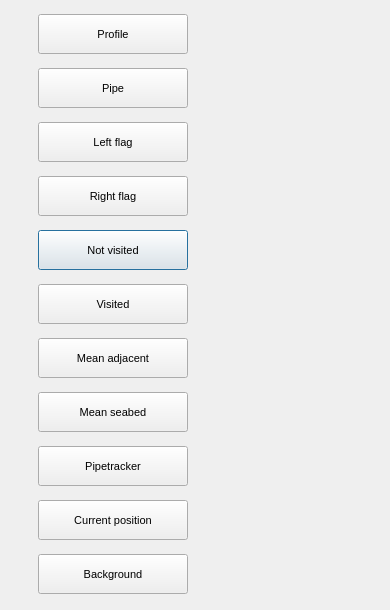
This is project/_ui/_UI_Options.ui in AlexKayurin/JustPipe as Qt 5 draws it before an edit. The edited form follows.
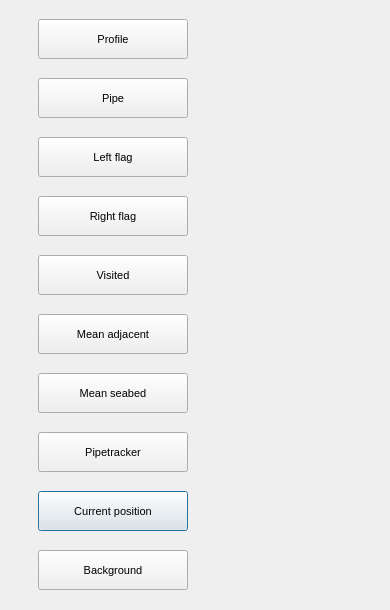
This is the edited form.

Commit message: justPipe on MVP pattern v3; 12/08/2026 All working well; need DV option added and Manual & License update

Diff of the .ui file:
```diff
--- a/project/_ui/_UI_Options.ui
+++ b/project/_ui/_UI_Options.ui
@@ -58,8 +58,43 @@
     <property name="spacing">
      <number>10</number>
     </property>
+    <item row="8" column="0">
+     <widget class="QPushButton" name="b_CurrentProf">
+      <property name="minimumSize">
+       <size>
+        <width>150</width>
+        <height>40</height>
+       </size>
+      </property>
+      <property name="maximumSize">
+       <size>
+        <width>150</width>
+        <height>40</height>
+       </size>
+      </property>
+      <property name="text">
+       <string>Current position</string>
+      </property>
+     </widget>
+    </item>
+    <item row="8" column="1">
+     <widget class="QWidget" name="w_CurrentProf" native="true">
+      <property name="minimumSize">
+       <size>
+        <width>120</width>
+        <height>30</height>
+       </size>
+      </property>
+      <property name="maximumSize">
+       <size>
+        <width>120</width>
+        <height>30</height>
+       </size>
+      </property>
+     </widget>
+    </item>
     <item row="4" column="0">
-     <widget class="QPushButton" name="b_NotVis">
+     <widget class="QPushButton" name="b_Vis">
       <property name="minimumSize">
        <size>
         <width>150</width>
@@ -73,39 +108,26 @@
        </size>
       </property>
       <property name="text">
-       <string>Not visited</string>
+       <string>Visited</string>
       </property>
      </widget>
     </item>
-    <item row="10" column="1">
-     <widget class="QWidget" name="w_Background" native="true">
+    <item row="5" column="0">
+     <widget class="QPushButton" name="b_MADJ">
       <property name="minimumSize">
        <size>
-        <width>120</width>
-        <height>30</height>
+        <width>150</width>
+        <height>40</height>
        </size>
       </property>
       <property name="maximumSize">
        <size>
-        <width>120</width>
-        <height>30</height>
+        <width>150</width>
+        <height>40</height>
        </size>
       </property>
-     </widget>
-    </item>
-    <item row="6" column="1">
-     <widget class="QWidget" name="w_MADJ" native="true">
-      <property name="minimumSize">
-       <size>
-        <width>120</width>
-        <height>30</height>
-       </size>
-      </property>
-      <property name="maximumSize">
-       <size>
-        <width>120</width>
-        <height>30</height>
-       </size>
+      <property name="text">
+       <string>Mean adjacent</string>
       </property>
      </widget>
     </item>
@@ -144,8 +166,8 @@
       </property>
      </widget>
     </item>
-    <item row="5" column="1">
-     <widget class="QWidget" name="w_Vis" native="true">
+    <item row="6" column="1">
+     <widget class="QWidget" name="w_MSBL" native="true">
       <property name="minimumSize">
        <size>
         <width>120</width>
@@ -160,45 +182,23 @@
       </property>
      </widget>
     </item>
-    <item row="5" column="0">
-     <widget class="QPushButton" name="b_Vis">
+    <item row="9" column="1">
+     <widget class="QWidget" name="w_Background" native="true">
       <property name="minimumSize">
        <size>
-        <width>150</width>
-        <height>40</height>
+        <width>120</width>
+        <height>30</height>
        </size>
       </property>
       <property name="maximumSize">
        <size>
-        <width>150</width>
-        <height>40</height>
+        <width>120</width>
+        <height>30</height>
        </size>
       </property>
-      <property name="text">
-       <string>Visited</string>
-      </property>
      </widget>
     </item>
-    <item row="8" column="0">
-     <widget class="QPushButton" name="b_Pipetracker">
-      <property name="minimumSize">
-       <size>
-        <width>150</width>
-        <height>40</height>
-       </size>
-      </property>
-      <property name="maximumSize">
-       <size>
-        <width>150</width>
-        <height>40</height>
-       </size>
-      </property>
-      <property name="text">
-       <string>Pipetracker</string>
-      </property>
-     </widget>
-    </item>
-    <item row="10" column="0">
+    <item row="9" column="0">
      <widget class="QPushButton" name="b_Background">
       <property name="minimumSize">
        <size>
@@ -217,23 +217,20 @@
       </property>
      </widget>
     </item>
-    <item row="6" column="0">
-     <widget class="QPushButton" name="b_MADJ">
+    <item row="2" column="1">
+     <widget class="QWidget" name="w_LeftM" native="true">
       <property name="minimumSize">
        <size>
-        <width>150</width>
-        <height>40</height>
+        <width>120</width>
+        <height>30</height>
        </size>
       </property>
       <property name="maximumSize">
        <size>
-        <width>150</width>
-        <height>40</height>
+        <width>120</width>
+        <height>30</height>
        </size>
       </property>
-      <property name="text">
-       <string>Mean adjacent</string>
-      </property>
      </widget>
     </item>
     <item row="3" column="0">
@@ -255,6 +252,22 @@
       </property>
      </widget>
     </item>
+    <item row="4" column="1">
+     <widget class="QWidget" name="w_Vis" native="true">
+      <property name="minimumSize">
+       <size>
+        <width>120</width>
+        <height>30</height>
+       </size>
+      </property>
+      <property name="maximumSize">
+       <size>
+        <width>120</width>
+        <height>30</height>
+       </size>
+      </property>
+     </widget>
+    </item>
     <item row="0" column="0">
      <widget class="QPushButton" name="b_Profile">
       <property name="minimumSize">
@@ -279,42 +292,90 @@
       </property>
      </widget>
     </item>
-    <item row="9" column="0">
-     <widget class="QPushButton" name="b_CurrentProf">
-      <property name="minimumSize">
-       <size>
-        <width>150</width>
-        <height>40</height>
-       </size>
-      </property>
-      <property name="maximumSize">
-       <size>
-        <width>150</width>
-        <height>40</height>
-       </size>
-      </property>
-      <property name="text">
-       <string>Current position</string>
-      </property>
-     </widget>
-    </item>
-    <item row="9" column="1">
-     <widget class="QWidget" name="w_CurrentProf" native="true">
-      <property name="minimumSize">
-       <size>
-        <width>120</width>
-        <height>30</height>
-       </size>
-      </property>
-      <property name="maximumSize">
-       <size>
-        <width>120</width>
-        <height>30</height>
-       </size>
-      </property>
-     </widget>
-    </item>
     <item row="7" column="0">
+     <widget class="QPushButton" name="b_Pipetracker">
+      <property name="minimumSize">
+       <size>
+        <width>150</width>
+        <height>40</height>
+       </size>
+      </property>
+      <property name="maximumSize">
+       <size>
+        <width>150</width>
+        <height>40</height>
+       </size>
+      </property>
+      <property name="text">
+       <string>Pipetracker</string>
+      </property>
+     </widget>
+    </item>
+    <item row="3" column="1">
+     <widget class="QWidget" name="w_RightM" native="true">
+      <property name="minimumSize">
+       <size>
+        <width>120</width>
+        <height>30</height>
+       </size>
+      </property>
+      <property name="maximumSize">
+       <size>
+        <width>120</width>
+        <height>30</height>
+       </size>
+      </property>
+     </widget>
+    </item>
+    <item row="7" column="1">
+     <widget class="QWidget" name="w_Pipetracker" native="true">
+      <property name="minimumSize">
+       <size>
+        <width>120</width>
+        <height>30</height>
+       </size>
+      </property>
+      <property name="maximumSize">
+       <size>
+        <width>120</width>
+        <height>30</height>
+       </size>
+      </property>
+     </widget>
+    </item>
+    <item row="5" column="1">
+     <widget class="QWidget" name="w_MADJ" native="true">
+      <property name="minimumSize">
+       <size>
+        <width>120</width>
+        <height>30</height>
+       </size>
+      </property>
+      <property name="maximumSize">
+       <size>
+        <width>120</width>
+        <height>30</height>
+       </size>
+      </property>
+     </widget>
+    </item>
+    <item row="0" column="1">
+     <widget class="QWidget" name="w_Profile" native="true">
+      <property name="minimumSize">
+       <size>
+        <width>120</width>
+        <height>30</height>
+       </size>
+      </property>
+      <property name="maximumSize">
+       <size>
+        <width>120</width>
+        <height>30</height>
+       </size>
+      </property>
+     </widget>
+    </item>
+    <item row="6" column="0">
      <widget class="QPushButton" name="b_MSBL">
       <property name="minimumSize">
        <size>
@@ -352,102 +413,6 @@
       </property>
      </widget>
     </item>
-    <item row="4" column="1">
-     <widget class="QWidget" name="w_NotVis" native="true">
-      <property name="minimumSize">
-       <size>
-        <width>120</width>
-        <height>30</height>
-       </size>
-      </property>
-      <property name="maximumSize">
-       <size>
-        <width>120</width>
-        <height>30</height>
-       </size>
-      </property>
-     </widget>
-    </item>
-    <item row="2" column="1">
-     <widget class="QWidget" name="w_LeftM" native="true">
-      <property name="minimumSize">
-       <size>
-        <width>120</width>
-        <height>30</height>
-       </size>
-      </property>
-      <property name="maximumSize">
-       <size>
-        <width>120</width>
-        <height>30</height>
-       </size>
-      </property>
-     </widget>
-    </item>
-    <item row="8" column="1">
-     <widget class="QWidget" name="w_Pipetracker" native="true">
-      <property name="minimumSize">
-       <size>
-        <width>120</width>
-        <height>30</height>
-       </size>
-      </property>
-      <property name="maximumSize">
-       <size>
-        <width>120</width>
-        <height>30</height>
-       </size>
-      </property>
-     </widget>
-    </item>
-    <item row="0" column="1">
-     <widget class="QWidget" name="w_Profile" native="true">
-      <property name="minimumSize">
-       <size>
-        <width>120</width>
-        <height>30</height>
-       </size>
-      </property>
-      <property name="maximumSize">
-       <size>
-        <width>120</width>
-        <height>30</height>
-       </size>
-      </property>
-     </widget>
-    </item>
-    <item row="3" column="1">
-     <widget class="QWidget" name="w_RightM" native="true">
-      <property name="minimumSize">
-       <size>
-        <width>120</width>
-        <height>30</height>
-       </size>
-      </property>
-      <property name="maximumSize">
-       <size>
-        <width>120</width>
-        <height>30</height>
-       </size>
-      </property>
-     </widget>
-    </item>
-    <item row="7" column="1">
-     <widget class="QWidget" name="w_MSBL" native="true">
-      <property name="minimumSize">
-       <size>
-        <width>120</width>
-        <height>30</height>
-       </size>
-      </property>
-      <property name="maximumSize">
-       <size>
-        <width>120</width>
-        <height>30</height>
-       </size>
-      </property>
-     </widget>
-    </item>
    </layout>
   </widget>
  </widget>
```
The commit also changes 38 other files.
